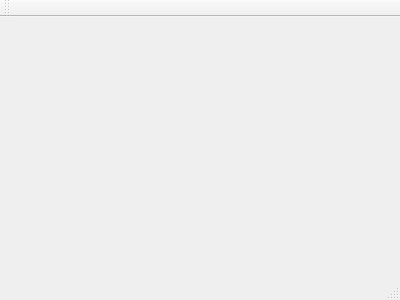
Before: the Qt Designer form mainwindow.ui in jrutanen/FinanceCalculator, drawn with Qt 5.
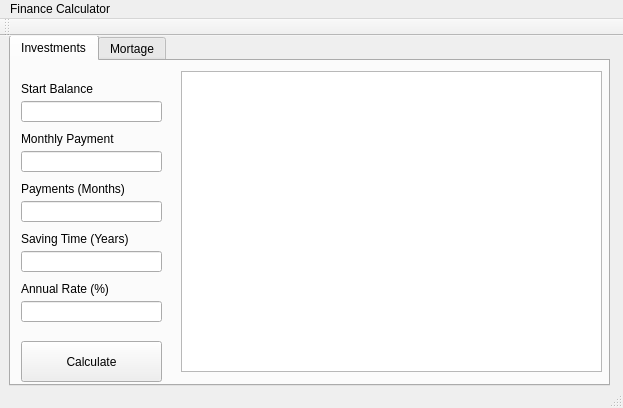
After: the same form once the commit is applied.

Diff of the .ui file:
```diff
--- a/mainwindow.ui
+++ b/mainwindow.ui
@@ -1,24 +1,261 @@
 <ui version="4.0">
  <class>MainWindow</class>
- <widget class="QMainWindow" name="MainWindow" >
-  <property name="geometry" >
+ <widget class="QMainWindow" name="MainWindow">
+  <property name="geometry">
    <rect>
     <x>0</x>
     <y>0</y>
-    <width>400</width>
-    <height>300</height>
+    <width>623</width>
+    <height>408</height>
    </rect>
   </property>
   <property name="windowTitle" >
    <string>MainWindow</string>
   </property>
-  <widget class="QMenuBar" name="menuBar" />
-  <widget class="QToolBar" name="mainToolBar" />
-  <widget class="QWidget" name="centralWidget" />
-  <widget class="QStatusBar" name="statusBar" />
+  <widget class="QWidget" name="centralWidget">
+   <property name="locale">
+    <locale language="English" country="UnitedStates"/>
+   </property>
+   <widget class="QTabWidget" name="tabWidget">
+    <property name="geometry">
+     <rect>
+      <x>9</x>
+      <y>-1</y>
+      <width>601</width>
+      <height>351</height>
+     </rect>
+    </property>
+    <property name="locale">
+     <locale language="English" country="UnitedStates"/>
+    </property>
+    <property name="currentIndex">
+     <number>0</number>
+    </property>
+    <widget class="QWidget" name="tab_invest">
+     <property name="locale">
+      <locale language="English" country="UnitedStates"/>
+     </property>
+     <attribute name="title">
+      <string>Investments</string>
+     </attribute>
+     <widget class="QLineEdit" name="leStartBalance">
+      <property name="geometry">
+       <rect>
+        <x>10</x>
+        <y>40</y>
+        <width>141</width>
+        <height>21</height>
+       </rect>
+      </property>
+     </widget>
+     <widget class="QLineEdit" name="leRate">
+      <property name="geometry">
+       <rect>
+        <x>10</x>
+        <y>240</y>
+        <width>141</width>
+        <height>21</height>
+       </rect>
+      </property>
+     </widget>
+     <widget class="QLineEdit" name="leMonthlyPayment">
+      <property name="geometry">
+       <rect>
+        <x>10</x>
+        <y>90</y>
+        <width>141</width>
+        <height>21</height>
+       </rect>
+      </property>
+     </widget>
+     <widget class="QLineEdit" name="leSavingsTime">
+      <property name="geometry">
+       <rect>
+        <x>10</x>
+        <y>190</y>
+        <width>141</width>
+        <height>21</height>
+       </rect>
+      </property>
+     </widget>
+     <widget class="QLabel" name="label">
+      <property name="geometry">
+       <rect>
+        <x>10</x>
+        <y>20</y>
+        <width>141</width>
+        <height>16</height>
+       </rect>
+      </property>
+      <property name="text">
+       <string>Start Balance</string>
+      </property>
+     </widget>
+     <widget class="QLineEdit" name="lePayments">
+      <property name="geometry">
+       <rect>
+        <x>10</x>
+        <y>140</y>
+        <width>141</width>
+        <height>21</height>
+       </rect>
+      </property>
+     </widget>
+     <widget class="QLabel" name="label_2">
+      <property name="geometry">
+       <rect>
+        <x>10</x>
+        <y>220</y>
+        <width>141</width>
+        <height>16</height>
+       </rect>
+      </property>
+      <property name="text">
+       <string>&lt;html&gt;&lt;head/&gt;&lt;body&gt;&lt;p&gt;Annual Rate (%)&lt;/p&gt;&lt;/body&gt;&lt;/html&gt;</string>
+      </property>
+     </widget>
+     <widget class="QLabel" name="label_3">
+      <property name="geometry">
+       <rect>
+        <x>10</x>
+        <y>70</y>
+        <width>141</width>
+        <height>16</height>
+       </rect>
+      </property>
+      <property name="text">
+       <string>Monthly Payment</string>
+      </property>
+     </widget>
+     <widget class="QLabel" name="label_4">
+      <property name="geometry">
+       <rect>
+        <x>10</x>
+        <y>120</y>
+        <width>141</width>
+        <height>16</height>
+       </rect>
+      </property>
+      <property name="text">
+       <string>Payments (Months)</string>
+      </property>
+     </widget>
+     <widget class="QLabel" name="label_5">
+      <property name="geometry">
+       <rect>
+        <x>10</x>
+        <y>170</y>
+        <width>141</width>
+        <height>16</height>
+       </rect>
+      </property>
+      <property name="text">
+       <string>Saving Time (Years)</string>
+      </property>
+     </widget>
+     <widget class="QPushButton" name="pbCalculateInvestmentValue">
+      <property name="geometry">
+       <rect>
+        <x>10</x>
+        <y>280</y>
+        <width>141</width>
+        <height>41</height>
+       </rect>
+      </property>
+      <property name="text">
+       <string>Calculate</string>
+      </property>
+     </widget>
+     <widget class="QGraphicsView" name="gvInvestments">
+      <property name="geometry">
+       <rect>
+        <x>170</x>
+        <y>10</y>
+        <width>421</width>
+        <height>301</height>
+       </rect>
+      </property>
+      <property name="verticalScrollBarPolicy">
+       <enum>Qt::ScrollBarAlwaysOff</enum>
+      </property>
+      <property name="horizontalScrollBarPolicy">
+       <enum>Qt::ScrollBarAlwaysOff</enum>
+      </property>
+     </widget>
+    </widget>
+    <widget class="QWidget" name="tab_mortage">
+     <attribute name="title">
+      <string>Mortage</string>
+     </attribute>
+    </widget>
+   </widget>
+  </widget>
+  <widget class="QMenuBar" name="menuBar">
+   <property name="geometry">
+    <rect>
+     <x>0</x>
+     <y>0</y>
+     <width>623</width>
+     <height>22</height>
+    </rect>
+   </property>
+   <property name="locale">
+    <locale language="English" country="UnitedStates"/>
+   </property>
+   <widget class="QMenu" name="menuFinance_Calculator">
+    <property name="locale">
+     <locale language="English" country="UnitedStates"/>
+    </property>
+    <property name="title">
+     <string>Finance Calculator</string>
+    </property>
+    <addaction name="actionPreferences"/>
+   </widget>
+   <addaction name="menuFinance_Calculator"/>
+  </widget>
+  <widget class="QToolBar" name="mainToolBar">
+   <property name="locale">
+    <locale language="English" country="UnitedStates"/>
+   </property>
+   <attribute name="toolBarArea">
+    <enum>TopToolBarArea</enum>
+   </attribute>
+   <attribute name="toolBarBreak">
+    <bool>false</bool>
+   </attribute>
+  </widget>
+  <widget class="QStatusBar" name="statusBar">
+   <property name="locale">
+    <locale language="English" country="UnitedStates"/>
+   </property>
+  </widget>
+  <action name="actionPreferences">
+   <property name="text">
+    <string>Preferences...</string>
+   </property>
+  </action>
+  <action name="actionMortage">
+   <property name="text">
+    <string>Mortage</string>
+   </property>
+  </action>
+  <action name="actionInvestments">
+   <property name="text">
+    <string>Investments</string>
+   </property>
+  </action>
  </widget>
- <layoutDefault spacing="6" margin="11" />
- <pixmapfunction></pixmapfunction>
+ <layoutdefault spacing="6" margin="11"/>
+ <tabstops>
+  <tabstop>leStartBalance</tabstop>
+  <tabstop>leMonthlyPayment</tabstop>
+  <tabstop>lePayments</tabstop>
+  <tabstop>leSavingsTime</tabstop>
+  <tabstop>leRate</tabstop>
+  <tabstop>pbCalculateInvestmentValue</tabstop>
+  <tabstop>gvInvestments</tabstop>
+  <tabstop>tabWidget</tabstop>
+ </tabstops>
  <resources/>
  <connections/>
 </ui>
```
Left out of the diff: 3 changed lines with no effect on the pictures.
